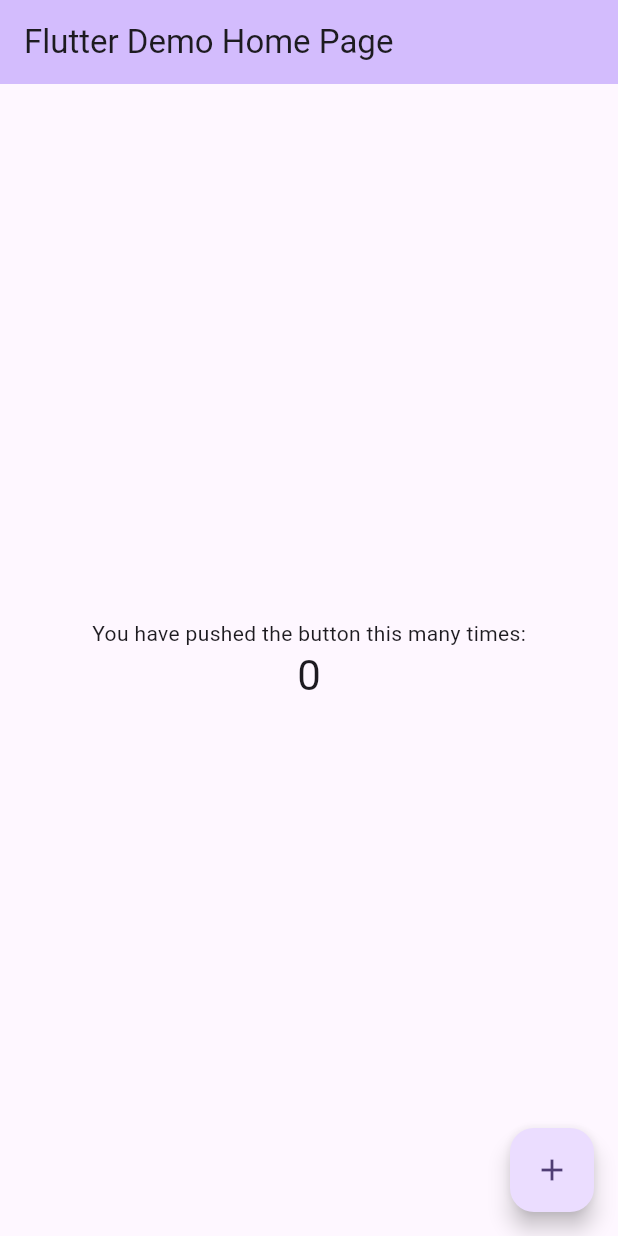
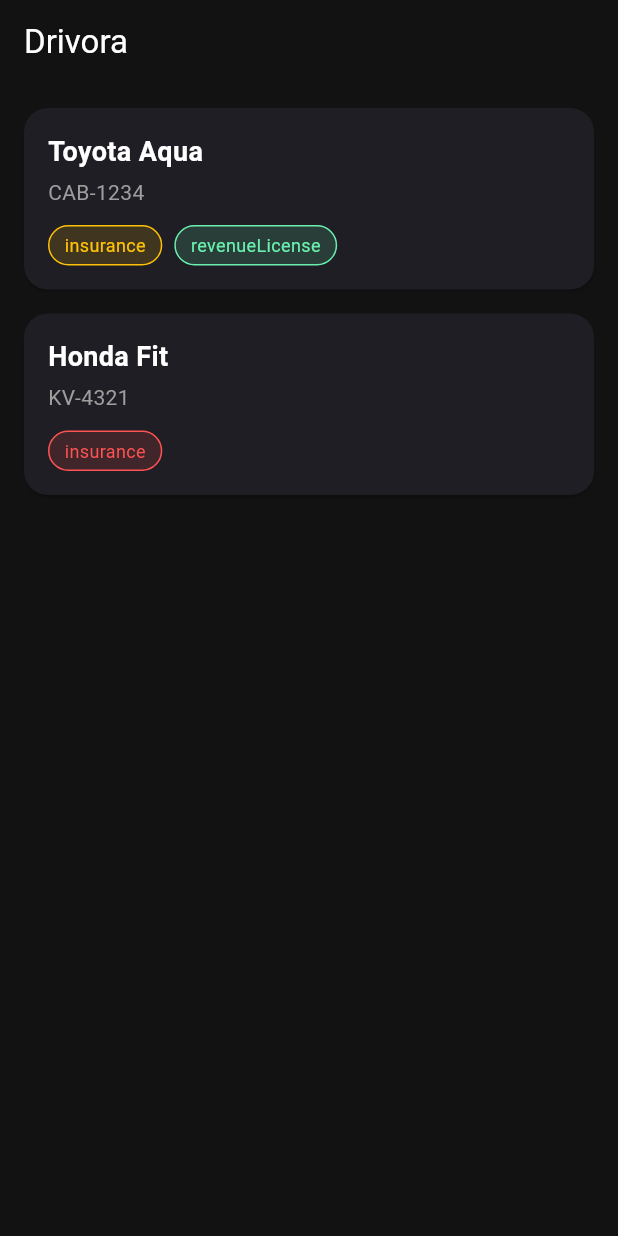
Before and after one commit to Rashan2k6/drivora-flutter, a Flutter app: the screen it shows after launch, on a phone screen of 412 x 824 dp. Run offline on Flutter 3.47's test engine with Material 3 defaults, Android fonts, the light colour scheme and no system bars.

Commit message:
Add dashboard and vehicle detail screens with mock data

```diff
--- a/lib/main.dart
+++ b/lib/main.dart
@@ -1,122 +1,26 @@
 import 'package:flutter/material.dart';
+import 'screens/dashboard_screen.dart';
 
 void main() {
-  runApp(const MyApp());
+  runApp(const DrivoraApp());
 }
 
-class MyApp extends StatelessWidget {
-  const MyApp({super.key});
+class DrivoraApp extends StatelessWidget {
+  const DrivoraApp({super.key});
 
-  // This widget is the root of your application.
   @override
   Widget build(BuildContext context) {
     return MaterialApp(
-      title: 'Flutter Demo',
-      theme: ThemeData(
-        // This is the theme of your application.
-        //
-        // TRY THIS: Try running your application with "flutter run". You'll see
-        // the application has a purple toolbar. Then, without quitting the app,
-        // try changing the seedColor in the colorScheme below to Colors.green
-        // and then invoke "hot reload" (save your changes or press the "hot
-        // reload" button in a Flutter-supported IDE, or press "r" if you used
-        // the command line to start the app).
-        //
-        // Notice that the counter didn't reset back to zero; the application
-        // state is not lost during the reload. To reset the state, use hot
-        // restart instead.
-        //
-        // This works for code too, not just values: Most code changes can be
-        // tested with just a hot reload.
-        colorScheme: .fromSeed(seedColor: Colors.deepPurple),
+      title: 'Drivora',
+      debugShowCheckedModeBanner: false,
+      theme: ThemeData.dark().copyWith(
+        scaffoldBackgroundColor: const Color(0xFF121212),
+        colorScheme: const ColorScheme.dark(
+          primary: Color(0xFF3B82F6),
+          secondary: Color(0xFF10B981),
+        ),
       ),
-      home: const MyHomePage(title: 'Flutter Demo Home Page'),
+      home: const DashboardScreen(),
     );
   }
 }
-
-class MyHomePage extends StatefulWidget {
-  const MyHomePage({super.key, required this.title});
-
-  // This widget is the home page of your application. It is stateful, meaning
-  // that it has a State object (defined below) that contains fields that affect
-  // how it looks.
-
-  // This class is the configuration for the state. It holds the values (in this
-  // case the title) provided by the parent (in this case the App widget) and
-  // used by the build method of the State. Fields in a Widget subclass are
-  // always marked "final".
-
-  final String title;
-
-  @override
-  State<MyHomePage> createState() => _MyHomePageState();
-}
-
-class _MyHomePageState extends State<MyHomePage> {
-  int _counter = 0;
-
-  void _incrementCounter() {
-    setState(() {
-      // This call to setState tells the Flutter framework that something has
-      // changed in this State, which causes it to rerun the build method below
-      // so that the display can reflect the updated values. If we changed
-      // _counter without calling setState(), then the build method would not be
-      // called again, and so nothing would appear to happen.
-      _counter++;
-    });
-  }
-
-  @override
-  Widget build(BuildContext context) {
-    // This method is rerun every time setState is called, for instance as done
-    // by the _incrementCounter method above.
-    //
-    // The Flutter framework has been optimized to make rerunning build methods
-    // fast, so that you can just rebuild anything that needs updating rather
-    // than having to individually change instances of widgets.
-    return Scaffold(
-      appBar: AppBar(
-        // TRY THIS: Try changing the color here to a specific color (to
-        // Colors.amber, perhaps?) and trigger a hot reload to see the AppBar
-        // change color while the other colors stay the same.
-        backgroundColor: Theme.of(context).colorScheme.inversePrimary,
-        // Here we take the value from the MyHomePage object that was created by
-        // the App.build method, and use it to set our appbar title.
-        title: Text(widget.title),
-      ),
-      body: Center(
-        // Center is a layout widget. It takes a single child and positions it
-        // in the middle of the parent.
-        child: Column(
-          // Column is also a layout widget. It takes a list of children and
-          // arranges them vertically. By default, it sizes itself to fit its
-          // children horizontally, and tries to be as tall as its parent.
-          //
-          // Column has various properties to control how it sizes itself and
-          // how it positions its children. Here we use mainAxisAlignment to
-          // center the children vertically; the main axis here is the vertical
-          // axis because Columns are vertical (the cross axis would be
-          // horizontal).
-          //
-          // TRY THIS: Invoke "debug painting" (choose the "Toggle Debug Paint"
-          // action in the IDE, or press "p" in the console), to see the
-          // wireframe for each widget.
-          mainAxisAlignment: .center,
-          children: [
-            const Text('You have pushed the button this many times:'),
-            Text(
-              '$_counter',
-              style: Theme.of(context).textTheme.headlineMedium,
-            ),
-          ],
-        ),
-      ),
-      floatingActionButton: FloatingActionButton(
-        onPressed: _incrementCounter,
-        tooltip: 'Increment',
-        child: const Icon(Icons.add),
-      ),
-    );
-  }
-}
--- /dev/null
+++ b/lib/screens/dashboard_screen.dart
@@ -0,0 +1,115 @@
+import 'package:flutter/material.dart';
+import '../models/vehicle.dart';
+import '../models/document_record.dart';
+import '../services/mock_data_provider.dart';
+import 'vehicle_detail_screen.dart';
+
+class DashboardScreen extends StatelessWidget {
+  const DashboardScreen({super.key});
+
+  @override
+  Widget build(BuildContext context) {
+    final vehicles = MockDataProvider.getVehicles();
+    final documents = MockDataProvider.getDocuments();
+
+    return Scaffold(
+      backgroundColor: const Color(0xFF121212),
+      appBar: AppBar(
+        backgroundColor: const Color(0xFF121212),
+        title: const Text('Drivora'),
+        elevation: 0,
+      ),
+      body: ListView.builder(
+        padding: const EdgeInsets.all(16),
+        itemCount: vehicles.length,
+        itemBuilder: (context, index) {
+          final vehicle = vehicles[index];
+          final vehicleDocs =
+              documents.where((d) => d.vehicleId == vehicle.id).toList();
+
+          return _VehicleCard(vehicle: vehicle, documents: vehicleDocs);
+        },
+      ),
+    );
+  }
+}
+
+class _VehicleCard extends StatelessWidget {
+  final Vehicle vehicle;
+  final List<DocumentRecord> documents;
+
+  const _VehicleCard({required this.vehicle, required this.documents});
+
+  Color _statusColor(int daysUntilExpiry) {
+    if (daysUntilExpiry < 0) return Colors.redAccent;
+    if (daysUntilExpiry <= 14) return Colors.amber;
+    return Colors.greenAccent;
+  }
+
+  @override
+  Widget build(BuildContext context) {
+    return Card(
+      color: const Color(0xFF1E1E24),
+      margin: const EdgeInsets.only(bottom: 16),
+      shape: RoundedRectangleBorder(borderRadius: BorderRadius.circular(16)),
+      child: InkWell(
+        borderRadius: BorderRadius.circular(16),
+        onTap: () {
+          Navigator.push(
+            context,
+            MaterialPageRoute(
+              builder: (_) => VehicleDetailScreen(vehicle: vehicle),
+            ),
+          );
+        },
+        child: Padding(
+          padding: const EdgeInsets.all(16),
+          child: Column(
+            crossAxisAlignment: CrossAxisAlignment.start,
+            children: [
+              Text(
+                '${vehicle.make} ${vehicle.model}',
+                style: const TextStyle(
+                  color: Colors.white,
+                  fontSize: 18,
+                  fontWeight: FontWeight.w600,
+                ),
+              ),
+              const SizedBox(height: 4),
+              Text(
+                vehicle.plateNumber,
+                style: const TextStyle(color: Colors.grey, fontSize: 14),
+              ),
+              const SizedBox(height: 12),
+              Wrap(
+                spacing: 8,
+                runSpacing: 8,
+                children: documents.map((doc) {
+                  return Container(
+                    padding: const EdgeInsets.symmetric(
+                        horizontal: 10, vertical: 4),
+                    decoration: BoxDecoration(
+                      color: _statusColor(doc.daysUntilExpiry)
+                          .withOpacity(0.15),
+                      borderRadius: BorderRadius.circular(20),
+                      border: Border.all(
+                        color: _statusColor(doc.daysUntilExpiry),
+                      ),
+                    ),
+                    child: Text(
+                      doc.type.name,
+                      style: TextStyle(
+                        color: _statusColor(doc.daysUntilExpiry),
+                        fontSize: 12,
+                      ),
+                    ),
+                  );
+                }).toList(),
+              ),
+            ],
+          ),
+        ),
+      ),
+    );
+  }
+}
--- /dev/null
+++ b/lib/services/mock_data_provider.dart
@@ -0,0 +1,75 @@
+import '../models/vehicle.dart';
+import '../models/document_record.dart';
+import '../models/service_record.dart';
+
+class MockDataProvider {
+  static List<Vehicle> getVehicles() {
+    return [
+      Vehicle(
+        id: 'v1',
+        plateNumber: 'CAB-1234',
+        make: 'Toyota',
+        model: 'Aqua',
+        year: 2015,
+      ),
+      Vehicle(
+        id: 'v2',
+        plateNumber: 'KV-4321',
+        make: 'Honda',
+        model: 'Fit',
+        year: 2010,
+      ),
+    ];
+  }
+
+  static List<DocumentRecord> getDocuments() {
+    final now = DateTime.now();
+    return [
+      DocumentRecord(
+        id: 'd1',
+        vehicleId: 'v1',
+        type: DocumentType.insurance,
+        expiryDate: now.add(const Duration(days: 5)), // expiring soon
+        policyNumber: 'INS-99213',
+        issuer: 'Sri Lanka Insurance',
+      ),
+      DocumentRecord(
+        id: 'd2',
+        vehicleId: 'v1',
+        type: DocumentType.revenueLicense,
+        expiryDate: now.add(const Duration(days: 45)), // valid
+      ),
+      DocumentRecord(
+        id: 'd3',
+        vehicleId: 'v2',
+        type: DocumentType.insurance,
+        expiryDate: now.subtract(const Duration(days: 3)), // expired
+        policyNumber: 'INS-44120',
+        issuer: 'Ceylinco Insurance',
+      ),
+    ];
+  }
+
+  static List<ServiceRecord> getServiceRecords() {
+    return [
+      ServiceRecord(
+        id: 's1',
+        vehicleId: 'v1',
+        date: DateTime.now().subtract(const Duration(days: 30)),
+        mileage: 45000,
+        description: 'Oil change and air filter replacement',
+        cost: 8500,
+        garageName: 'AutoCare Negombo',
+      ),
+      ServiceRecord(
+        id: 's2',
+        vehicleId: 'v2',
+        date: DateTime.now().subtract(const Duration(days: 90)),
+        mileage: 22000,
+        description: 'Full service, brake pads replaced',
+        cost: 21500,
+        garageName: 'Honda Service Center',
+      ),
+    ];
+  }
+}
```
Also changed, not shown: lib/screens/vehicle_detail_screen.dart (added, +67 -0 lines), lib/models/service_record.dart (line endings or trailing spaces).
